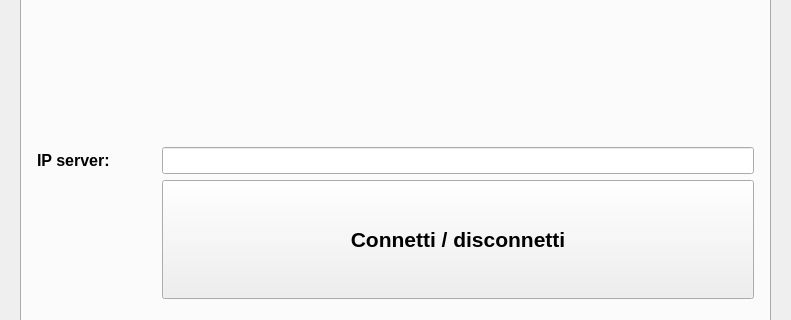
The window that GUI/form.ui (Sapienza-Technology-2021/Socket-GUI) describes before a commit, drawn with Qt 5; both pictures show x 0 to 791 and y 143 to 463 of the 791 by 732 pixel window.
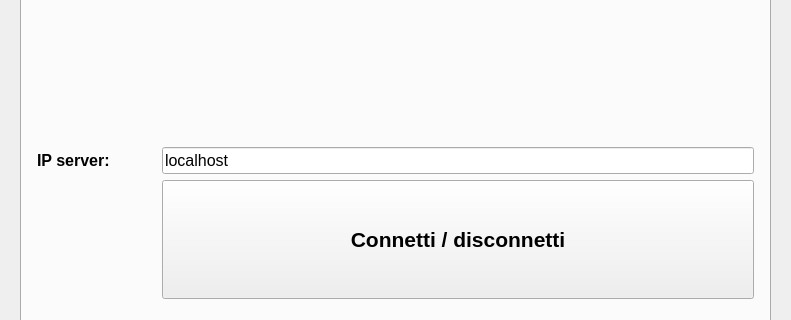
The same window after the commit. The open tabs and pages were chosen to show the change. Icons and pictures are not drawn.

What changed in the file:
```diff
--- a/GUI/form.ui
+++ b/GUI/form.ui
@@ -104,6 +104,9 @@
             <bold>false</bold>
            </font>
           </property>
+          <property name="text">
+           <string>localhost</string>
+          </property>
          </widget>
         </item>
         <item row="3" column="2">
```
Left out of the diff: 2 changed lines with no effect on the pictures.
